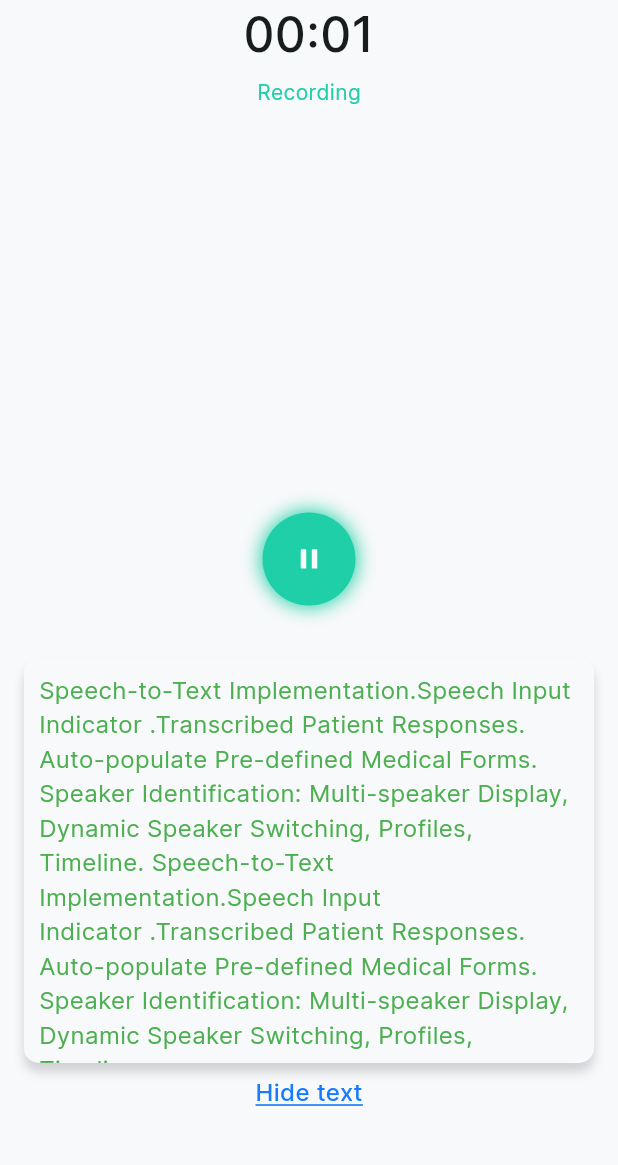
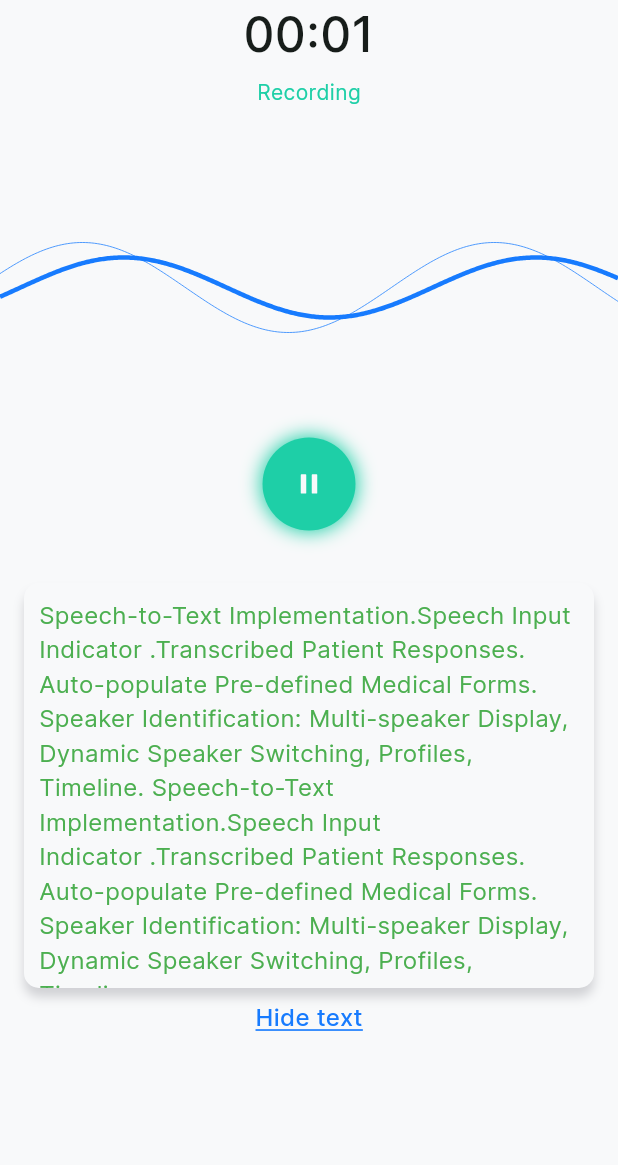
Before and after one commit to InAppoDev/doctor_ai_assistent, a Flutter app: the RecordPage screen opened by its route, after a tap on the "circle" icon, on a phone screen of 412 x 824 dp, the part 71-1236 px from its top. Run offline on Flutter 3.47's test engine with Material 3 defaults, Android fonts, the phone set to English and light mode, and no system bars; our stand-ins replace auto_route, awesome_extensions, flutter_screenutil, flutter_svg, get_it, just_audio and 6 more; missing offline and left inert: flutter_quill, record; accounts and stored records are empty; generated files the repository leaves out were written again.

Commit message:
feat: sound animation

```diff
--- a/lib/features/medical_form/provider/medical_form_provider.dart
+++ b/lib/features/medical_form/provider/medical_form_provider.dart
@@ -29,7 +29,7 @@ class MedicalFormProvider extends ChangeNotifier {
       }
       await generateEditedTextPdf(
         editedTexts,
-        'Internal Medicine ICU History and Physical',
+        'Medical Form',
         _medicalFormModel.patientInformation,
       );
 
--- a/lib/features/record/presentation/pages/record_page.dart
+++ b/lib/features/record/presentation/pages/record_page.dart
@@ -10,9 +10,9 @@ import 'package:ecnx_ambient_listening/core/widgets/primary_button.dart';
 import 'package:ecnx_ambient_listening/features/medical_form/presentation/widgets/medical_form_dialog_widget.dart';
 import 'package:ecnx_ambient_listening/features/record/presentation/widgets/record_button.dart';
 import 'package:ecnx_ambient_listening/features/record/presentation/widgets/recorded_text.dart';
+import 'package:ecnx_ambient_listening/features/record/presentation/widgets/wave_animation.dart';
 import 'package:ecnx_ambient_listening/features/record/provider/record_provider.dart';
 import 'package:flutter/material.dart';
-import 'package:gif/gif.dart';
 import 'package:provider/provider.dart';
 
 import '../../../../core/widgets/responsive/responsive_widget.dart';
@@ -33,19 +33,16 @@ class RecordPage extends StatefulWidget implements AutoRouteWrapper {
   }
 }
 
-class _RecordPageState extends State<RecordPage> with SingleTickerProviderStateMixin {
-  late GifController _gifController;
+class _RecordPageState extends State<RecordPage> {
   final ValueNotifier<int?> selectedFormIndex = ValueNotifier(null);
 
   @override
   void initState() {
     super.initState();
-    _gifController = GifController(vsync: this);
   }
 
   @override
   void dispose() {
-    _gifController.dispose();
     selectedFormIndex.dispose();
     super.dispose();
   }
@@ -90,36 +87,11 @@ class _RecordPageState extends State<RecordPage> with SingleTickerProviderStateM
 
                   /// sound wave animation section
                   recordProvider.status == 1
-                      ? Stack(
-                          alignment: Alignment.center,
-                          children: [
-                            Positioned.fill(
-                              child: Container(
-                                color: AppColors.bg.withOpacity(0.8),
-                              ),
-                            ),
-                            Center(
-                              child: SizedBox(
-                                width: Responsive.isDesktop(context) ? 600 : double.infinity,
-                                height: Responsive.isDesktop(context) ? 300 : 200,
-                                // child: ClipRect(
-                                //   child: FittedBox(
-                                //     fit: BoxFit.cover,
-                                //     child: Gif(
-                                //       image: const AssetImage("assets/gifs/wave_animation.gif"),
-                                //       controller: _gifController,
-                                //       autostart: Autostart.loop,
-                                //       onFetchCompleted: () {
-                                //         _gifController.reset();
-                                //         _gifController.forward();
-                                //       },
-                                //     ),
-                                //   ),
-                                // ),
-                              ),
-                            ),
-                          ],
-                        )
+                      ? SizedBox(
+                          width: double.infinity,
+                          height: Responsive.isDesktop(context) ? 200 : 100,
+                          child: const AnimatedWave(),
+                        ).paddingOnly(bottom: Responsive.isDesktop(context) ? 200 : 50)
                       : const Divider(
                           color: AppColors.accentBlue,
                           thickness: 3,
--- /dev/null
+++ b/lib/features/record/presentation/widgets/wave_animation.dart
@@ -0,0 +1,87 @@
+import 'package:ecnx_ambient_listening/core/constants/app_colors.dart';
+import 'package:ecnx_ambient_listening/core/widgets/responsive/responsive_widget.dart';
+import 'package:flutter/material.dart';
+import 'dart:math';
+
+class AnimatedWave extends StatefulWidget {
+  const AnimatedWave({super.key});
+
+  @override
+  State createState() => _AnimatedWaveState();
+}
+
+class _AnimatedWaveState extends State<AnimatedWave> with SingleTickerProviderStateMixin {
+  late AnimationController _controller;
+
+  @override
+  void initState() {
+    super.initState();
+    _controller = AnimationController(
+      vsync: this,
+      duration: const Duration(seconds: 2),
+    )..repeat();
+  }
+
+  @override
+  void dispose() {
+    _controller.dispose();
+    super.dispose();
+  }
+
+  @override
+  Widget build(BuildContext context) {
+    return AnimatedBuilder(
+      animation: _controller,
+      builder: (context, child) {
+        return CustomPaint(
+          painter: WavePainter(_controller.value, Responsive.isDesktop(context) ? 60 : 30, Responsive.isDesktop(context) ? 50 : 20),
+        );
+      },
+    );
+  }
+}
+
+class WavePainter extends CustomPainter {
+  final double animationValue;
+  final double waveHeight1;
+  final double waveHeight2;
+
+  WavePainter(this.animationValue, this.waveHeight1, this.waveHeight2);
+
+  @override
+  void paint(Canvas canvas, Size size) {
+    final Paint smallPaint = Paint()
+      ..color = AppColors.accentBlue
+      ..style = PaintingStyle.stroke
+      ..strokeWidth = 0.5;
+
+    final Paint bluePaint = Paint()
+      ..color = AppColors.accentBlue
+      ..style = PaintingStyle.stroke
+      ..strokeWidth = 3;
+
+    final Path whiteWavePath = Path();
+    final Path blueWavePath = Path();
+
+    double waveLength = size.width / 1.5;
+
+    for (double x = 0; x <= size.width; x++) {
+      double y1 = waveHeight1 * sin((2 * pi * (x / waveLength) + animationValue * 2 * pi)) + size.height / 2;
+      double y2 = waveHeight2 * sin((2 * pi * (x / waveLength) - animationValue * 2 * pi)) + size.height / 2;
+
+      if (x == 0) {
+        whiteWavePath.moveTo(x, y1);
+        blueWavePath.moveTo(x, y2);
+      } else {
+        whiteWavePath.lineTo(x, y1);
+        blueWavePath.lineTo(x, y2);
+      }
+    }
+
+    canvas.drawPath(whiteWavePath, smallPaint);
+    canvas.drawPath(blueWavePath, bluePaint);
+  }
+
+  @override
+  bool shouldRepaint(covariant CustomPainter oldDelegate) => true;
+}
--- a/pubspec.yaml
+++ b/pubspec.yaml
@@ -27,7 +27,6 @@ dependencies:
   flutter_svg: ^2.0.16
   flutter_screenutil: ^5.9.3
   flutter_quill: ^10.8.5
-  gif: ^2.3.0
   awesome_extensions: ^2.0.19
   mask_text_input_formatter: ^2.9.0
   syncfusion_flutter_datepicker: ^27.2.5
@@ -67,7 +66,6 @@ flutter:
     - assets/fonts/
     - assets/icons/
     - assets/images/
-    - assets/gifs/
 
   fonts:
     - family: Inter
```
Also changed, not shown: lib/features/record/presentation/widgets/animated_waves.dart (deleted, +0 -92 lines), pubspec.lock.
